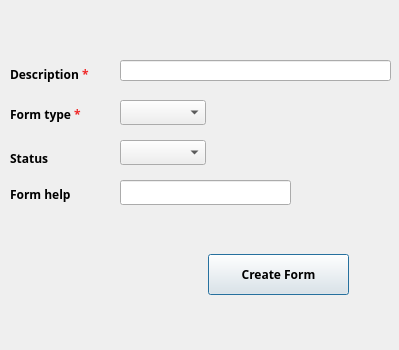
Qt form presentation/authorization_ui/createForm.ui (shymaa123456/HyperPOS2020) before a commit.
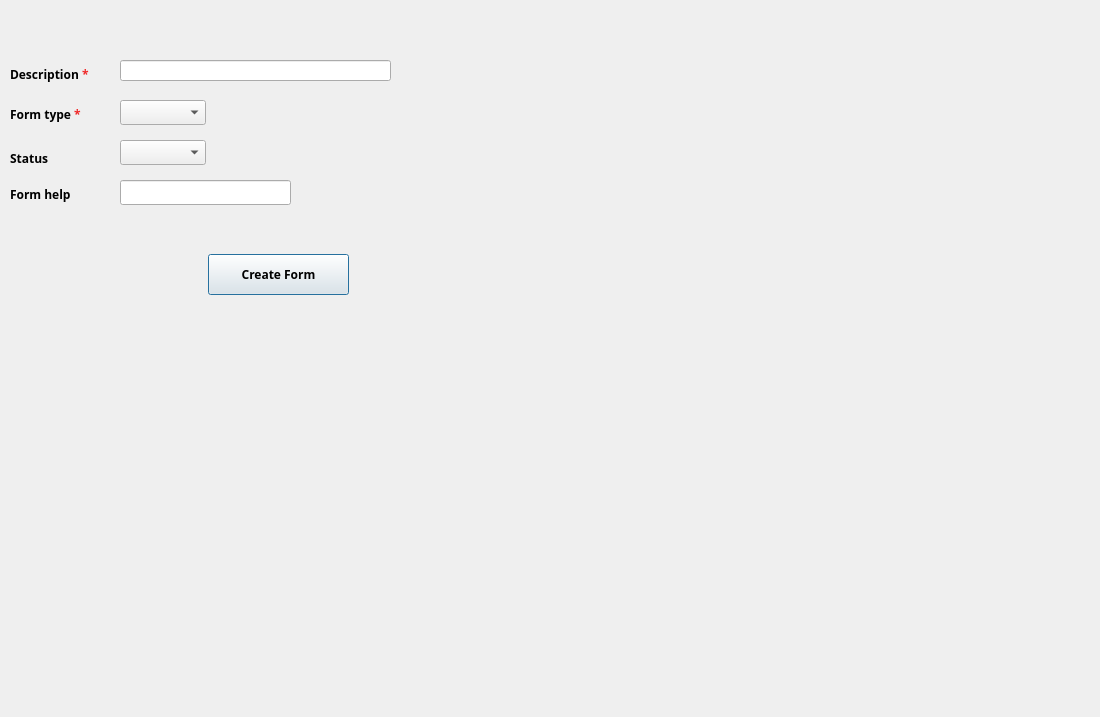
The same form after that commit.

Patch:
```diff
--- a/presentation/authorization_ui/createForm.ui
+++ b/presentation/authorization_ui/createForm.ui
@@ -6,20 +6,20 @@
    <rect>
     <x>0</x>
     <y>0</y>
-    <width>399</width>
-    <height>350</height>
+    <width>1100</width>
+    <height>717</height>
    </rect>
   </property>
   <property name="minimumSize">
    <size>
-    <width>399</width>
-    <height>350</height>
+    <width>1100</width>
+    <height>717</height>
    </size>
   </property>
   <property name="maximumSize">
    <size>
-    <width>399</width>
-    <height>350</height>
+    <width>1100</width>
+    <height>717</height>
    </size>
   </property>
   <property name="windowTitle">
```
